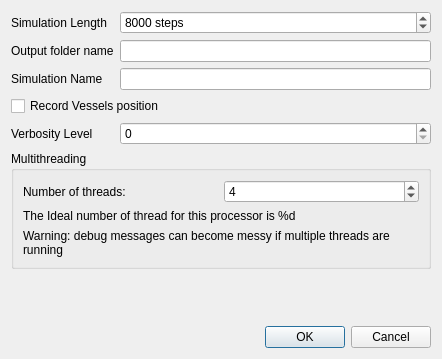
The window that qtgui/simulationsetupdialog.ui (frabas/DISPLACE_GUI) describes before a commit, drawn with Qt 5.
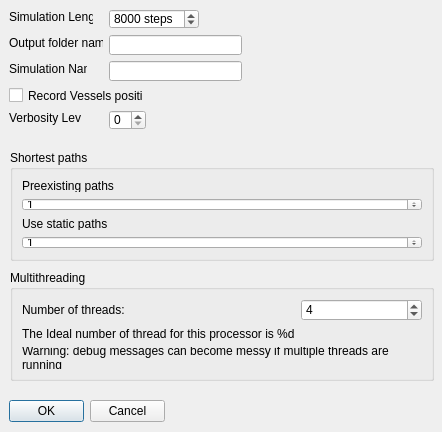
The same window after the commit.

Commit message: simulation setup ui: add shortest paths-related command line args

What changed in the file:
```diff
--- a/qtgui/simulationsetupdialog.ui
+++ b/qtgui/simulationsetupdialog.ui
@@ -7,49 +7,93 @@
     <x>0</x>
     <y>0</y>
     <width>442</width>
-    <height>359</height>
+    <height>432</height>
    </rect>
   </property>
   <property name="windowTitle">
    <string>Simulation Setup</string>
   </property>
-  <layout class="QGridLayout" name="gridLayout">
-   <item row="4" column="0">
     <widget class="QLabel" name="label_5">
+   <property name="geometry">
+    <rect>
+     <x>9</x>
+     <y>110</y>
+     <width>72</width>
+     <height>16</height>
+    </rect>
+   </property>
      <property name="text">
       <string>Verbosity Level</string>
      </property>
     </widget>
-   </item>
-   <item row="2" column="0">
     <widget class="QLabel" name="label_3">
+   <property name="geometry">
+    <rect>
+     <x>9</x>
+     <y>61</y>
+     <width>78</width>
+     <height>16</height>
+    </rect>
+   </property>
      <property name="text">
       <string>Simulation Name</string>
      </property>
     </widget>
-   </item>
-   <item row="4" column="1">
-    <widget class="QSpinBox" name="verbosity"/>
-   </item>
-   <item row="1" column="1">
-    <widget class="QLineEdit" name="outName"/>
-   </item>
-   <item row="3" column="0" colspan="2">
+  <widget class="QSpinBox" name="verbosity">
+   <property name="geometry">
+    <rect>
+     <x>109</x>
+     <y>110</y>
+     <width>37</width>
+     <height>20</height>
+    </rect>
+   </property>
+  </widget>
+  <widget class="QLineEdit" name="outName">
+   <property name="geometry">
+    <rect>
+     <x>109</x>
+     <y>35</y>
+     <width>133</width>
+     <height>20</height>
+    </rect>
+   </property>
+  </widget>
     <widget class="QCheckBox" name="optMoveVessels">
+   <property name="geometry">
+    <rect>
+     <x>9</x>
+     <y>87</y>
+     <width>134</width>
+     <height>17</height>
+    </rect>
+   </property>
      <property name="text">
       <string>Record Vessels position</string>
      </property>
     </widget>
-   </item>
-   <item row="0" column="0">
     <widget class="QLabel" name="label">
+   <property name="geometry">
+    <rect>
+     <x>9</x>
+     <y>9</y>
+     <width>84</width>
+     <height>16</height>
+    </rect>
+   </property>
      <property name="text">
       <string>Simulation Length</string>
      </property>
     </widget>
-   </item>
-   <item row="0" column="1">
     <widget class="QSpinBox" name="simSteps">
+   <property name="geometry">
+    <rect>
+     <x>109</x>
+     <y>9</y>
+     <width>90</width>
+     <height>20</height>
+    </rect>
+   </property>
      <property name="suffix">
       <string> steps</string>
      </property>
@@ -63,19 +107,38 @@
       <number>8000</number>
      </property>
     </widget>
-   </item>
-   <item row="2" column="1">
-    <widget class="QLineEdit" name="simName"/>
-   </item>
-   <item row="1" column="0">
+  <widget class="QLineEdit" name="simName">
+   <property name="geometry">
+    <rect>
+     <x>109</x>
+     <y>61</y>
+     <width>133</width>
+     <height>20</height>
+    </rect>
+   </property>
+  </widget>
     <widget class="QLabel" name="label_2">
+   <property name="geometry">
+    <rect>
+     <x>9</x>
+     <y>35</y>
+     <width>94</width>
+     <height>16</height>
+    </rect>
+   </property>
      <property name="text">
       <string>Output folder name</string>
      </property>
     </widget>
-   </item>
-   <item row="5" column="0" colspan="2">
     <widget class="QGroupBox" name="groupBox">
+   <property name="geometry">
+    <rect>
+     <x>10</x>
+     <y>270</y>
+     <width>424</width>
+     <height>111</height>
+    </rect>
+   </property>
      <property name="title">
       <string>Multithreading</string>
      </property>
@@ -100,7 +163,7 @@
         </property>
        </widget>
       </item>
-      <item row="2" column="0" colspan="2">
+    <item row="4" column="0" colspan="2">
        <widget class="QLabel" name="labelVerbosityWarning">
         <property name="text">
          <string>Warning: debug messages can become messy if multiple threads are running</string>
@@ -110,7 +173,7 @@
         </property>
        </widget>
       </item>
-      <item row="1" column="0" colspan="2">
+    <item row="3" column="0">
        <widget class="QLabel" name="labelThreadHint">
         <property name="text">
          <string>The Ideal number of thread for this processor is %d</string>
@@ -122,22 +185,15 @@
       </item>
      </layout>
     </widget>
-   </item>
-   <item row="7" column="0">
-    <spacer name="verticalSpacer">
-     <property name="orientation">
-      <enum>Qt::Vertical</enum>
-     </property>
-     <property name="sizeHint" stdset="0">
-      <size>
-       <width>20</width>
-       <height>40</height>
-      </size>
-     </property>
-    </spacer>
-   </item>
-   <item row="9" column="0" colspan="2">
     <widget class="QDialogButtonBox" name="buttonBox">
+   <property name="geometry">
+    <rect>
+     <x>9</x>
+     <y>400</y>
+     <width>156</width>
+     <height>23</height>
+    </rect>
+   </property>
      <property name="orientation">
       <enum>Qt::Horizontal</enum>
      </property>
@@ -145,8 +201,67 @@
       <set>QDialogButtonBox::Cancel|QDialogButtonBox::Ok</set>
      </property>
     </widget>
-   </item>
-  </layout>
+  <widget class="QGroupBox" name="groupBox_2">
+   <property name="geometry">
+    <rect>
+     <x>10</x>
+     <y>150</y>
+     <width>424</width>
+     <height>111</height>
+    </rect>
+   </property>
+   <property name="title">
+    <string>Shortest paths</string>
+   </property>
+   <layout class="QGridLayout" name="gridLayout_3">
+    <item row="1" column="0">
+     <widget class="QSpinBox" name="preexistingPathsShop">
+      <property name="suffix">
+       <string/>
+      </property>
+      <property name="minimum">
+       <number>0</number>
+      </property>
+      <property name="maximum">
+       <number>1</number>
+      </property>
+      <property name="value">
+       <number>1</number>
+      </property>
+     </widget>
+    </item>
+    <item row="0" column="0">
+     <widget class="QLabel" name="label_7">
+      <property name="text">
+       <string>Preexisting paths</string>
+      </property>
+     </widget>
+    </item>
+    <item row="3" column="0">
+     <widget class="QSpinBox" name="useStaticPaths">
+      <property name="suffix">
+       <string> </string>
+      </property>
+      <property name="minimum">
+       <number>0</number>
+      </property>
+      <property name="maximum">
+       <number>1</number>
+      </property>
+      <property name="value">
+       <number>1</number>
+      </property>
+     </widget>
+    </item>
+    <item row="2" column="0">
+     <widget class="QLabel" name="label_6">
+      <property name="text">
+       <string>Use static paths</string>
+      </property>
+     </widget>
+    </item>
+   </layout>
+  </widget>
  </widget>
  <resources/>
  <connections>
```
Left out of the diff: 3 changed lines with no effect on the pictures. Lines whose indentation alone changed are shown as unchanged. The commit also changes 7 other files.
